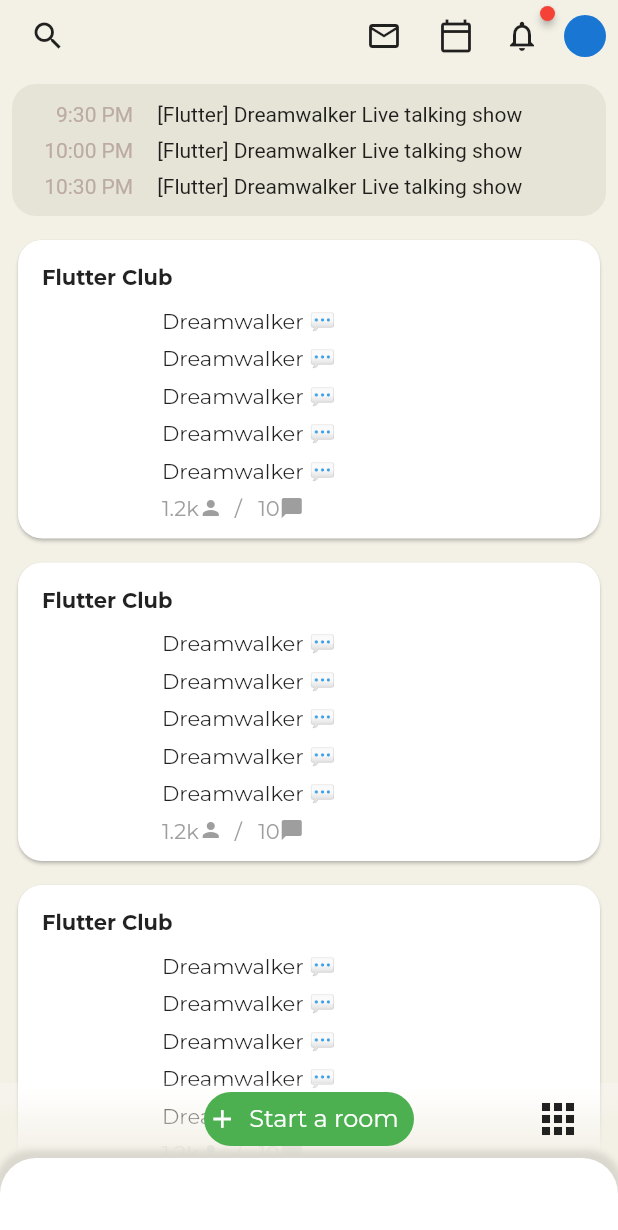
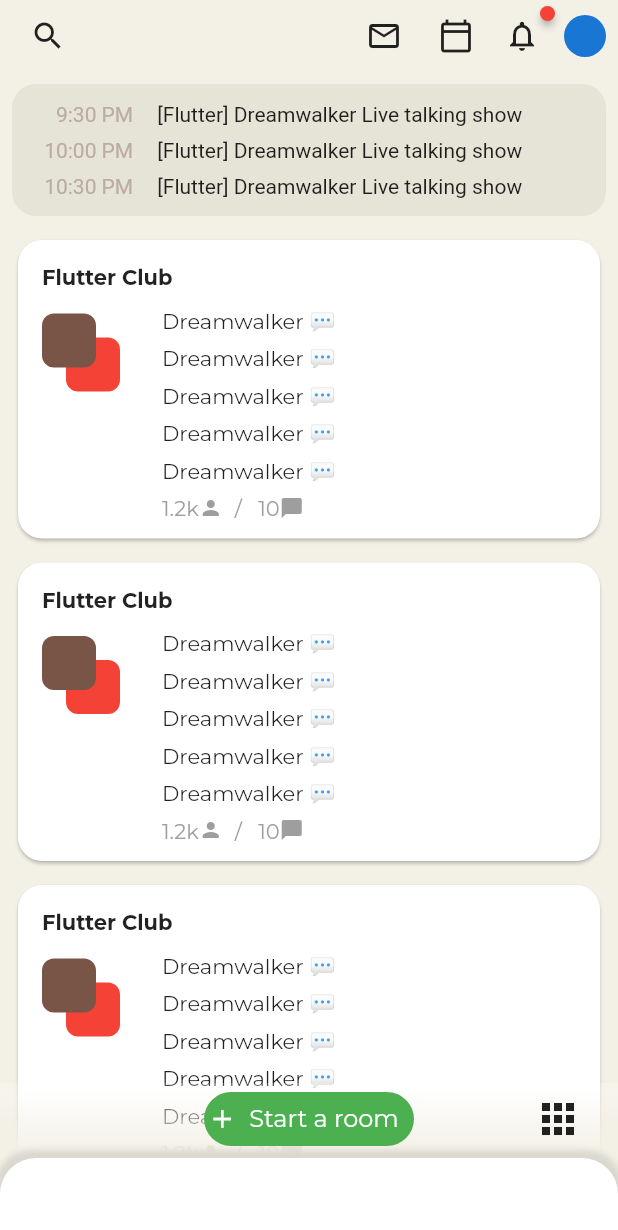
Before and after one commit to JAICHANGPARK/flutter_notebook_11th_story, a Flutter app: the screen it shows after launch, on a phone screen of 412 x 824 dp. Shown: the top 1230 px of the screen. Run offline on Flutter 3.47's test engine with Material 2 defaults, Android fonts, the phone set to English and light mode, and no system bars; drawn by our look-alikes of badges; our stand-ins replace backdrop, flutter_inner_drawer, google_fonts.

Commit message:
Update clubhouse_home_page.dart

```diff
--- a/lib/ep701_clubhouse/ui/clubhouse_home_page.dart
+++ b/lib/ep701_clubhouse/ui/clubhouse_home_page.dart
@@ -174,8 +174,25 @@ class _ClubhouseHomePageState extends State<ClubhouseHomePage> {
                                       child: Stack(
                                         children: [
                                           Positioned(
-
-                                            child: Container(),),
+                                            top: 16,
+                                            left: 16,
+                                            child: Container(
+                                              height: 36,
+                                              width: 36,
+                                              decoration: BoxDecoration(
+                                                  color: Colors.red, borderRadius: BorderRadius.circular(8)),
+                                            ),
+                                          ),
+                                          Positioned(
+                                            top: 0,
+                                            left: 0,
+                                            child: Container(
+                                              height: 36,
+                                              width: 36,
+                                              decoration: BoxDecoration(
+                                                  color: Colors.brown, borderRadius: BorderRadius.circular(8)),
+                                            ),
+                                          ),
                                         ],
                                       ),
                                     ),
@@ -264,10 +281,10 @@ class _ClubhouseHomePageState extends State<ClubhouseHomePage> {
               decoration: BoxDecoration(
                 gradient: LinearGradient(
                   colors: [
-
-                  ClubhouseStyle.appBackgroundColor,
+                    ClubhouseStyle.appBackgroundColor,
                     ClubhouseStyle.appBackgroundColor.withOpacity(0.5),
-                    Colors.white.withOpacity(0.2),],
+                    Colors.white.withOpacity(0.2),
+                  ],
                   begin: Alignment.bottomCenter,
                   end: Alignment.topCenter,
                 ),
```
